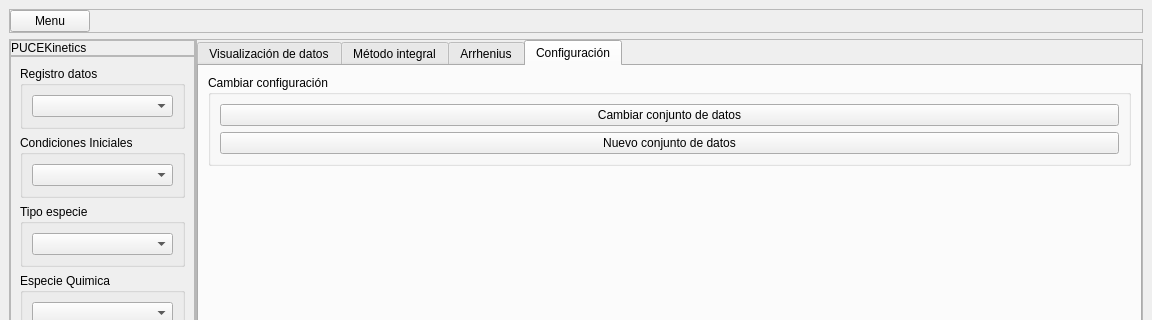
First picture: the form in dashboard_v4.ui, repository JuandresPUCE/tesis_pyqt_sqlite, before the edit; both pictures show x 0 to 1152 and y 0 to 320 of the 1152 by 864 pixel window.
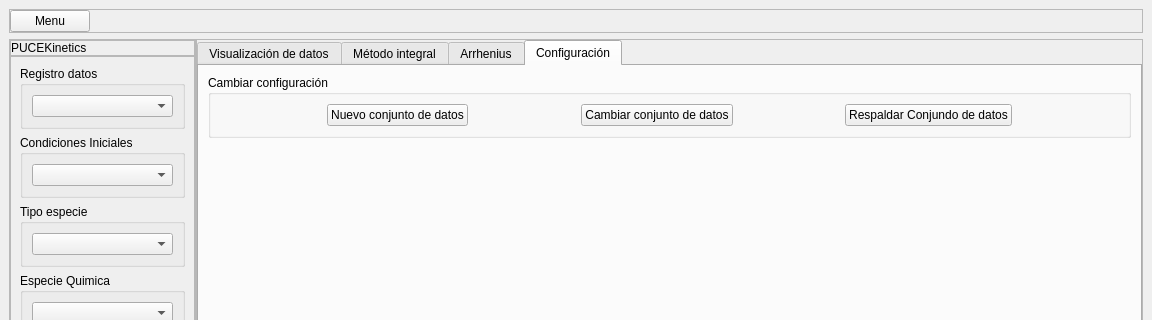
Second picture: the form after the edit. The open tabs and pages were chosen to show the change.

The edit to the form file:
```diff
--- a/dashboard_v4.ui
+++ b/dashboard_v4.ui
@@ -2186,13 +2186,19 @@
                 <property name="title">
                  <string>Cambiar configuración</string>
                 </property>
-                <layout class="QVBoxLayout" name="verticalLayout_22">
+                <layout class="QHBoxLayout" name="horizontalLayout_28">
                  <item>
-                  <widget class="QPushButton" name="cambiar_config_btn">
-                   <property name="text">
-                    <string>Cambiar conjunto de datos</string>
+                  <spacer name="horizontalSpacer_27">
+                   <property name="orientation">
+                    <enum>Qt::Horizontal</enum>
                    </property>
-                  </widget>
+                   <property name="sizeHint" stdset="0">
+                    <size>
+                     <width>40</width>
+                     <height>20</height>
+                    </size>
+                   </property>
+                  </spacer>
                  </item>
                  <item>
                   <widget class="QPushButton" name="nuevo_archivo_btn">
@@ -2201,6 +2207,59 @@
                    </property>
                   </widget>
                  </item>
+                 <item>
+                  <spacer name="horizontalSpacer_28">
+                   <property name="orientation">
+                    <enum>Qt::Horizontal</enum>
+                   </property>
+                   <property name="sizeHint" stdset="0">
+                    <size>
+                     <width>40</width>
+                     <height>20</height>
+                    </size>
+                   </property>
+                  </spacer>
+                 </item>
+                 <item>
+                  <widget class="QPushButton" name="cambiar_config_btn">
+                   <property name="text">
+                    <string>Cambiar conjunto de datos</string>
+                   </property>
+                  </widget>
+                 </item>
+                 <item>
+                  <spacer name="horizontalSpacer_29">
+                   <property name="orientation">
+                    <enum>Qt::Horizontal</enum>
+                   </property>
+                   <property name="sizeHint" stdset="0">
+                    <size>
+                     <width>40</width>
+                     <height>20</height>
+                    </size>
+                   </property>
+                  </spacer>
+                 </item>
+                 <item>
+                  <widget class="QPushButton" name="respaldar_conjunto_btn">
+                   <property name="text">
+                    <string>Respaldar Conjundo de datos</string>
+                   </property>
+                  </widget>
+                 </item>
+                 <item>
+                  <spacer name="horizontalSpacer_26">
+                   <property name="orientation">
+                    <enum>Qt::Horizontal</enum>
+                   </property>
+                   <property name="sizeHint" stdset="0">
+                    <size>
+                     <width>40</width>
+                     <height>20</height>
+                    </size>
+                   </property>
+                  </spacer>
+                 </item>
                 </layout>
                </widget>
               </item>
```
